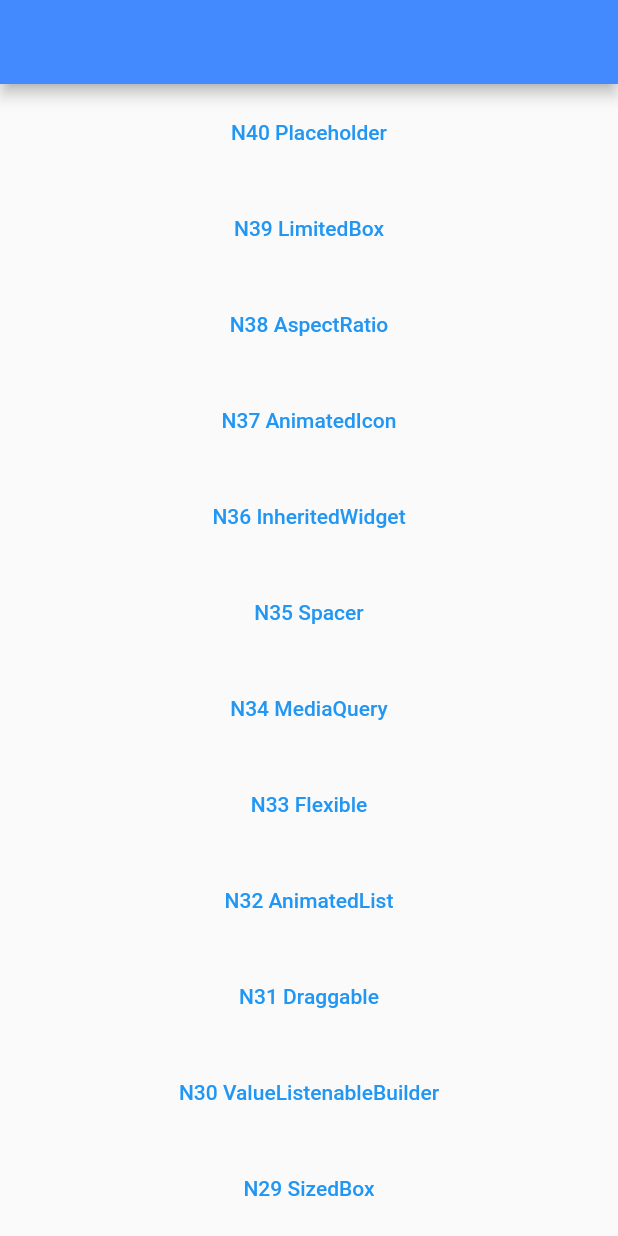
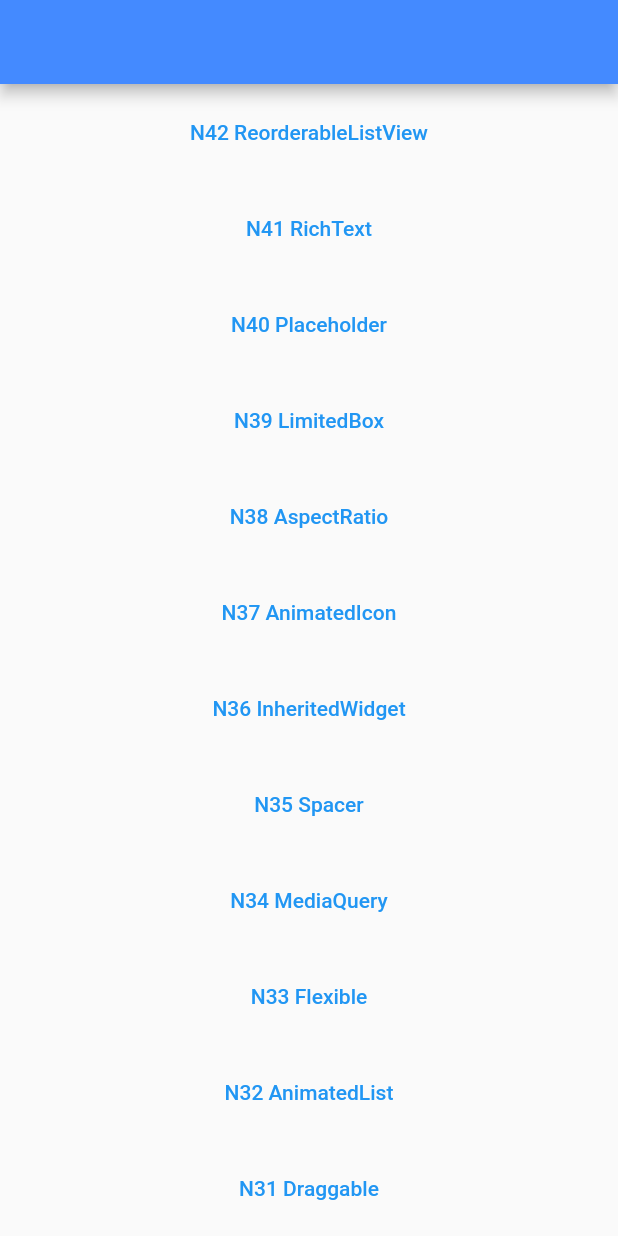
Before and after one commit to ychsue/my_flutter_test, a Flutter app: the screen it shows after launch, on a phone screen of 412 x 824 dp. Run offline on Flutter 3.47's test engine with Material 2 defaults, Android fonts, the phone set to English and light mode, and no system bars; our stand-ins replace bloc, flutter_bloc, get, transparent_image; missing offline and left inert: resizable_widget; Roboto replaces fonts that are missing (Georgia).

Commit message:
`RichText` 與 `ReorderableListView`

```diff
--- a/lib/src/route/app_pages.dart
+++ b/lib/src/route/app_pages.dart
@@ -27,6 +27,8 @@ import 'package:test2/src/route/main_screens/n37_animated_icon.dart';
 import 'package:test2/src/route/main_screens/n38_aspect_ratio.dart';
 import 'package:test2/src/route/main_screens/n39_limited_box.dart';
 import 'package:test2/src/route/main_screens/n40_placeholder.dart';
+import 'package:test2/src/route/main_screens/n41_rich_text.dart';
+import 'package:test2/src/route/main_screens/n42_reorderable_list_view.dart';
 import 'package:test2/src/route/main_screens/sliver_screen.dart';
 import 'package:test2/src/route/main_screens/unknown_screen.dart';
 import 'package:test2/src/route/main_screens/welcome_screen.dart';
@@ -66,10 +68,20 @@ enum Routes {
   n38_aspect_ratio,
   n39_limited_box,
   n40_placeholder,
+  n41_rich_text,
+  n42_reorderable_list_view,
 }
 
 abstract class AppPages {
   static final pages = [
+    GetPage(
+      name: Routes.n42_reorderable_list_view.toLocation,
+      page: () => N42ReorderableListViewScreen(),
+    ),
+    GetPage(
+      name: Routes.n41_rich_text.toLocation,
+      page: () => N41RichTextScreen(),
+    ),
     GetPage(
       name: Routes.n40_placeholder.toLocation,
       page: () => N40PlaceholderScreen(),
--- a/lib/src/route/main_screens/get_home_screen.dart
+++ b/lib/src/route/main_screens/get_home_screen.dart
@@ -14,6 +14,19 @@ class GetHomeScreen extends StatelessWidget {
           child: Container(
         child: ListView(
           children: [
+            Container(
+              margin: EdgeInsets.all(8.0),
+              child: TextButton(
+                  onPressed: () =>
+                      Get.toNamed(Routes.n42_reorderable_list_view.toLocation),
+                  child: Text("N42 ReorderableListView")),
+            ),
+            Container(
+              margin: EdgeInsets.all(8.0),
+              child: TextButton(
+                  onPressed: () => Get.toNamed(Routes.n41_rich_text.toLocation),
+                  child: Text("N41 RichText")),
+            ),
             Container(
               margin: EdgeInsets.all(8.0),
               child: TextButton(
--- a/pubspec.yaml
+++ b/pubspec.yaml
@@ -33,6 +33,7 @@ dependencies:
   cupertino_icons: ^1.0.2
   get: ^4.1.4
   resizable_widget: ^1.0.5
+  url_launcher: ^6.0.10
 
 dev_dependencies:
   flutter_test:
```
Also changed, not shown: lib/src/route/main_screens/n41_rich_text.dart (added, +59 -0 lines), lib/src/route/main_screens/n42_reorderable_list_view.dart (added, +38 -0 lines), pubspec.lock, 1 other file.
